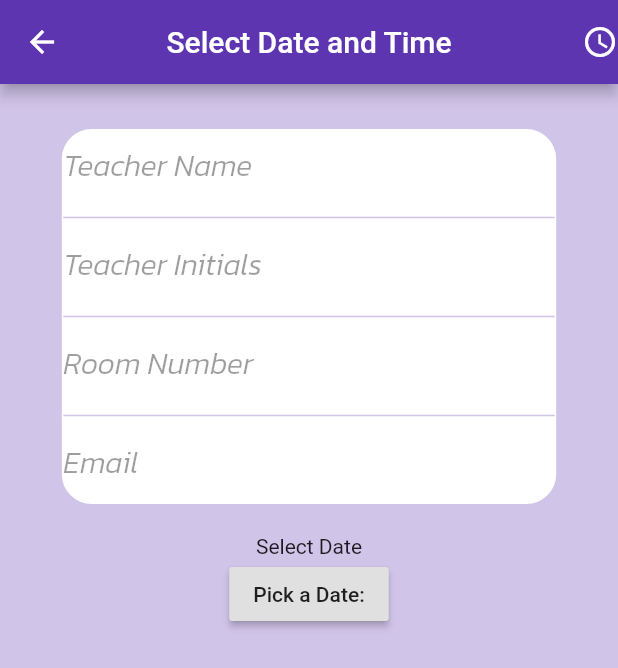
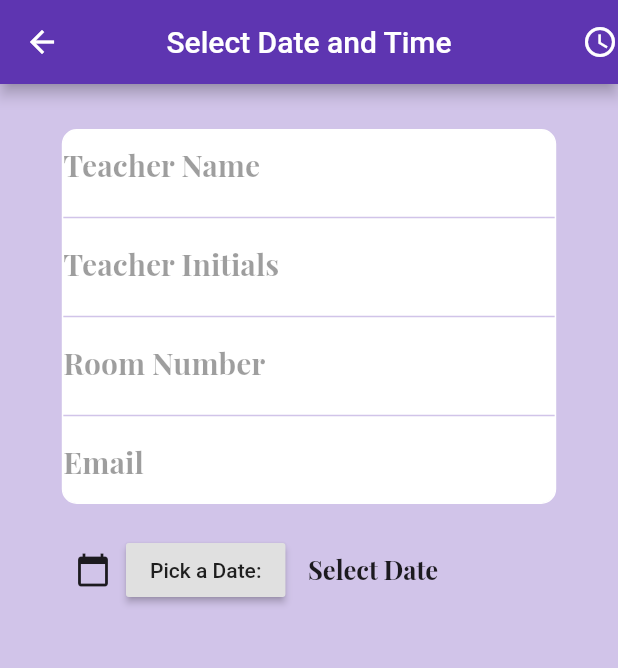
Before and after one commit to Bhavik-20/Flutter_AppointmentApp, a Flutter app: the screen it shows after launch, on a phone screen of 412 x 824 dp. Shown: the top 668 px of the screen. Run offline on Flutter 3.47's test engine with Material 2 defaults, Android fonts, the phone set to English and light mode, and no system bars; our stand-ins replace curved_navigation_bar, flutter_svg, google_fonts.

Commit message:
edited :student_dateSelect.dart added font : PlayfairDisplay-VariableFont_wght.ttf

```diff
--- a/lib/pages/student_dateSelect.dart
+++ b/lib/pages/student_dateSelect.dart
@@ -7,6 +7,7 @@ import 'package:flutter_appointment_app/services/rounded_button.dart';
 import 'package:flutter_appointment_app/services/rounded_input_field.dart';
 import 'package:flutter_appointment_app/services/rounded_password_field.dart';
 import 'package:flutter_svg/flutter_svg.dart';
+import 'package:intl/intl.dart';
 
 void main(){
   runApp(dateSelect());
@@ -19,6 +20,9 @@ class dateSelect extends StatefulWidget {
 
 class _dateSelectState extends State<dateSelect> {
   DateTime _dateTime;
+  var day;
+  var full;
+  List days_of_week=['Monday','Tuesday','Wednesday','Thursday','Friday','Saturday','Sunday'];
   @override
   Widget build(BuildContext context) {
     Size size = MediaQuery.of(context).size;
@@ -50,7 +54,7 @@ class _dateSelectState extends State<dateSelect> {
                         border: Border.all(
                           color: Colors.white,
                         ),
-                        borderRadius: BorderRadius.all(Radius.circular(20))
+                        borderRadius: BorderRadius.all(Radius.circular(10))
                     ),
                     width: size.width*0.8,
                     child: Column(
@@ -60,7 +64,8 @@ class _dateSelectState extends State<dateSelect> {
                             child: TextField(
                               style: TextStyle(
                                   fontSize: 20.0,
-                                  fontFamily: 'kanit',
+                                  fontFamily: 'playfair',
+                                  fontWeight: FontWeight.bold
                               ),
                               enabled: false,
                               autocorrect: false,
@@ -81,7 +86,8 @@ class _dateSelectState extends State<dateSelect> {
                             child: TextField(
                               style: TextStyle(
                                   fontSize: 20.0,
-                                  fontFamily: 'kanit'
+                                  fontFamily: 'playfair',
+                                  fontWeight: FontWeight.bold
                               ),
                               enabled: false,
                               autocorrect: false,
@@ -102,7 +108,8 @@ class _dateSelectState extends State<dateSelect> {
                             child: TextField(
                               style: TextStyle(
                                   fontSize: 20.0,
-                                  fontFamily: 'kanit'
+                                  fontFamily: 'playfair',
+                                  fontWeight: FontWeight.bold
                               ),
                               enabled: false,
                               autocorrect: false,
@@ -123,7 +130,8 @@ class _dateSelectState extends State<dateSelect> {
                             child: TextField(
                               style: TextStyle(
                                   fontSize: 20.0,
-                                  fontFamily: 'kanit'
+                                  fontFamily: 'playfair',
+                                fontWeight: FontWeight.bold
                               ),
                               enabled: false,
                               autocorrect: false,
@@ -135,27 +143,49 @@ class _dateSelectState extends State<dateSelect> {
                               ),
                             ),
                           ),
-
                         ]
                     )
                 ),
               ),
               SizedBox(height: 20.0,),
-              Text(_dateTime==null?'Select Date':_dateTime.toString()),
+              Row(
+                children: [
+                  SizedBox(width: 50.0,),
+                  Row(
+                    children: [
+                      Icon(Icons.calendar_today),
+                      SizedBox(width: 10.0,),
                       RaisedButton(
                           child: Text('Pick a Date:'),
                           onPressed: () {
                             showDatePicker(
                               context: context,
-                      initialDate: DateTime.now().add(Duration(days: 2)),
-                      firstDate:  DateTime.now().add(Duration(days: 2)),
+                              initialDate: DateTime.now().add(Duration(days: 1)),
+                              firstDate:  DateTime.now().add(Duration(days: 1)),
                               lastDate: DateTime.now().add(Duration(days: 7)),
                             ).then((date) {
                               setState(() {
-                      _dateTime = date;
+                                day=days_of_week[date.weekday-1];
+                                var formatter = new DateFormat('dd-MM-yyyy');
+                                String formatted = formatter.format(date);
+                                full=day+" : "+formatted;
+                                print(full);
                               });
                             });
-                })
+                          }),
+                    ],
+                  ),
+                  SizedBox(width: 15.0,),
+                  Text(full==null?'Select Date':full.toString(),
+                    style: TextStyle(
+                        fontFamily: 'playfair',
+                        fontSize: 17.0,
+                        fontWeight: FontWeight.bold
+                    ),
+                  ),
+                ],
+              ),
+
             ],
           ),
         )
--- a/pubspec.yaml
+++ b/pubspec.yaml
@@ -70,7 +70,10 @@ flutter:
    - family: kanit
      fonts:
         - asset: fonts/Kanit-LightItalic.ttf
-          style : italic
+   - family: playfair
+     fonts:
+        - asset: fonts/PlayfairDisplay-VariableFont_wght.ttf
+
 
   #
   # For details regarding fonts from package dependencies,
```
Also changed, not shown: fonts/PlayfairDisplay-VariableFont_wght.ttf (added). Lines whose indentation alone changed are shown as unchanged.
